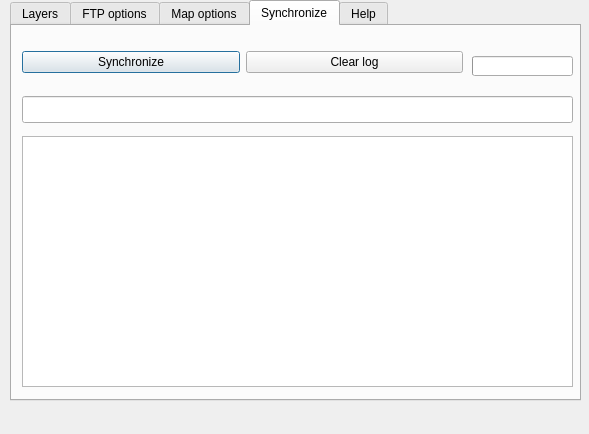
Before: the Qt Designer form ui_send2server.ui in 3liz/lizmap-plugin, drawn with Qt 5.
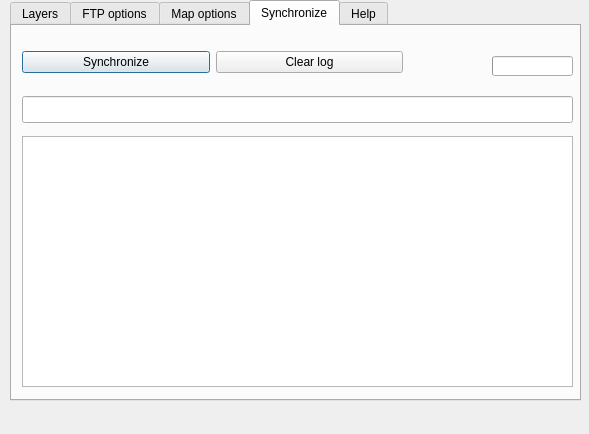
After: the same form once the commit is applied.

Commit message: UI - ajout de retours utilisateurs lors de la synchronisation lftp : outState

```diff
--- a/ui_send2server.ui
+++ b/ui_send2server.ui
@@ -468,7 +468,7 @@
       <rect>
        <x>10</x>
        <y>10</y>
-       <width>441</width>
+       <width>381</width>
        <height>52</height>
       </rect>
      </property>
@@ -521,9 +521,9 @@
      </property>
      <property name="geometry">
       <rect>
-       <x>460</x>
+       <x>480</x>
        <y>30</y>
-       <width>101</width>
+       <width>81</width>
        <height>20</height>
       </rect>
      </property>
@@ -534,6 +534,26 @@
       <string/>
      </property>
     </widget>
+    <widget class="QLabel" name="outState">
+     <property name="geometry">
+      <rect>
+       <x>400</x>
+       <y>30</y>
+       <width>71</width>
+       <height>21</height>
+      </rect>
+     </property>
+     <property name="font">
+      <font>
+       <pointsize>9</pointsize>
+       <weight>75</weight>
+       <bold>true</bold>
+      </font>
+     </property>
+     <property name="text">
+      <string/>
+     </property>
+    </widget>
    </widget>
    <widget class="QWidget" name="tab">
     <attribute name="title">
```
Left out of the diff: 2 changed lines with no effect on the pictures. The commit also changes 2 other files.
